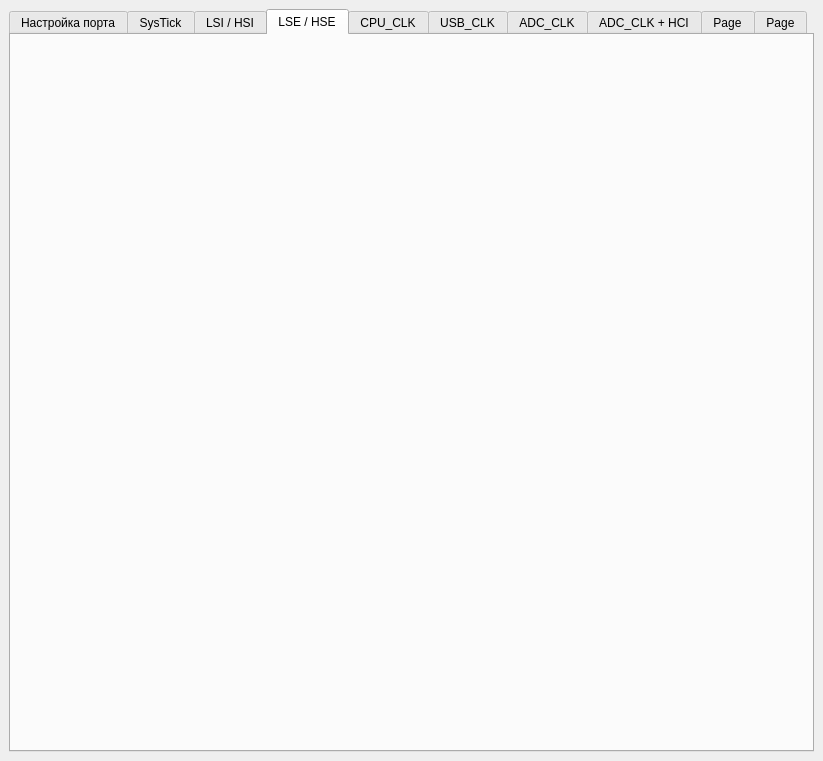
TimurRahimov/1986BE93Y-CodeGenerator, file main.ui: the form before one commit.
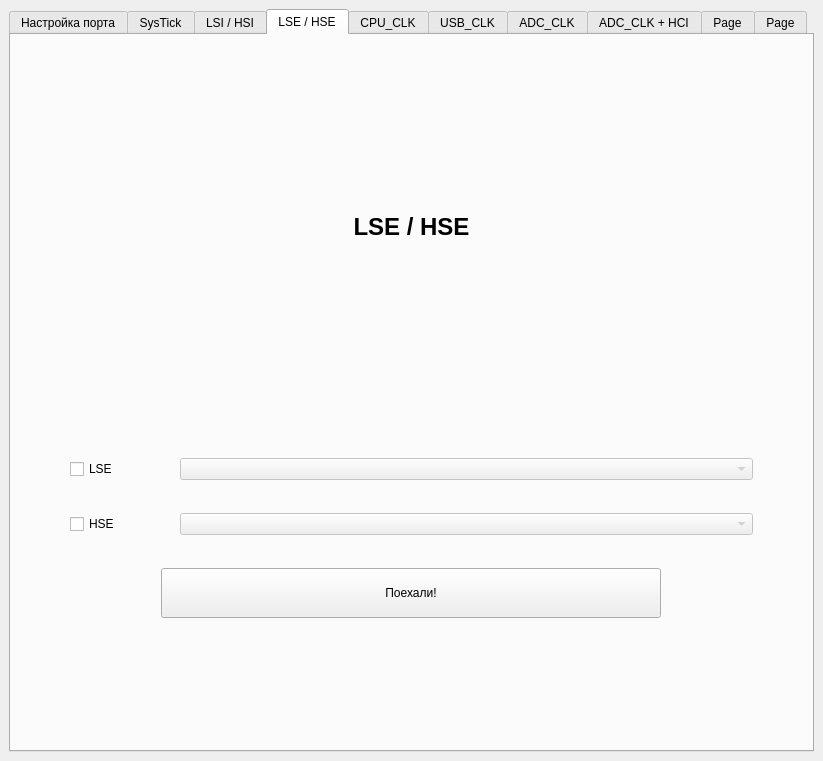
The form after the commit. The open tabs and pages were chosen to show the change.

What changed in the file:
```diff
--- a/main.ui
+++ b/main.ui
@@ -921,6 +921,158 @@
        <attribute name="title">
         <string>LSE / HSE</string>
        </attribute>
+       <layout class="QGridLayout" name="gridLayout_4">
+        <item row="0" column="0">
+         <layout class="QVBoxLayout" name="verticalLayout_11">
+          <property name="spacing">
+           <number>25</number>
+          </property>
+          <property name="topMargin">
+           <number>20</number>
+          </property>
+          <item>
+           <widget class="QLabel" name="label_17">
+            <property name="sizePolicy">
+             <sizepolicy hsizetype="Minimum" vsizetype="Preferred">
+              <horstretch>0</horstretch>
+              <verstretch>0</verstretch>
+             </sizepolicy>
+            </property>
+            <property name="font">
+             <font>
+              <pointsize>18</pointsize>
+              <weight>75</weight>
+              <bold>true</bold>
+             </font>
+            </property>
+            <property name="text">
+             <string>LSE / HSE</string>
+            </property>
+            <property name="alignment">
+             <set>Qt::AlignCenter</set>
+            </property>
+           </widget>
+          </item>
+          <item>
+           <layout class="QVBoxLayout" name="verticalLayout_12">
+            <property name="spacing">
+             <number>10</number>
+            </property>
+            <property name="bottomMargin">
+             <number>100</number>
+            </property>
+            <item>
+             <spacer name="horizontalSpacer_6">
+              <property name="orientation">
+               <enum>Qt::Horizontal</enum>
+              </property>
+              <property name="sizeHint" stdset="0">
+               <size>
+                <width>40</width>
+                <height>20</height>
+               </size>
+              </property>
+             </spacer>
+            </item>
+            <item>
+             <layout class="QHBoxLayout" name="horizontalLayout_25">
+              <property name="leftMargin">
+               <number>50</number>
+              </property>
+              <property name="rightMargin">
+               <number>50</number>
+              </property>
+              <property name="bottomMargin">
+               <number>0</number>
+              </property>
+              <item>
+               <widget class="QCheckBox" name="checkBox_7_lse">
+                <property name="maximumSize">
+                 <size>
+                  <width>100</width>
+                  <height>16777215</height>
+                 </size>
+                </property>
+                <property name="text">
+                 <string>LSE</string>
+                </property>
+               </widget>
+              </item>
+              <item>
+               <widget class="QComboBox" name="comboBox_7_lse">
+                <property name="enabled">
+                 <bool>false</bool>
+                </property>
+               </widget>
+              </item>
+             </layout>
+            </item>
+            <item>
+             <layout class="QHBoxLayout" name="horizontalLayout_26">
+              <property name="leftMargin">
+               <number>50</number>
+              </property>
+              <property name="rightMargin">
+               <number>50</number>
+              </property>
+              <property name="bottomMargin">
+               <number>0</number>
+              </property>
+              <item>
+               <widget class="QCheckBox" name="checkBox_7_hse">
+                <property name="maximumSize">
+                 <size>
+                  <width>100</width>
+                  <height>16777215</height>
+                 </size>
+                </property>
+                <property name="text">
+                 <string>HSE</string>
+                </property>
+               </widget>
+              </item>
+              <item>
+               <widget class="QComboBox" name="comboBox_7_hse">
+                <property name="enabled">
+                 <bool>false</bool>
+                </property>
+               </widget>
+              </item>
+             </layout>
+            </item>
+            <item alignment="Qt::AlignHCenter">
+             <widget class="QPushButton" name="submitButton_7">
+              <property name="sizePolicy">
+               <sizepolicy hsizetype="Minimum" vsizetype="Fixed">
+                <horstretch>0</horstretch>
+                <verstretch>0</verstretch>
+               </sizepolicy>
+              </property>
+              <property name="minimumSize">
+               <size>
+                <width>500</width>
+                <height>50</height>
+               </size>
+              </property>
+              <property name="maximumSize">
+               <size>
+                <width>1000</width>
+                <height>16777215</height>
+               </size>
+              </property>
+              <property name="styleSheet">
+               <string notr="true"/>
+              </property>
+              <property name="text">
+               <string>Поехали!</string>
+              </property>
+             </widget>
+            </item>
+           </layout>
+          </item>
+         </layout>
+        </item>
+       </layout>
       </widget>
       <widget class="QWidget" name="tab_5">
        <attribute name="title">
```
Left out of the diff: 10 changed lines with no effect on the pictures.
